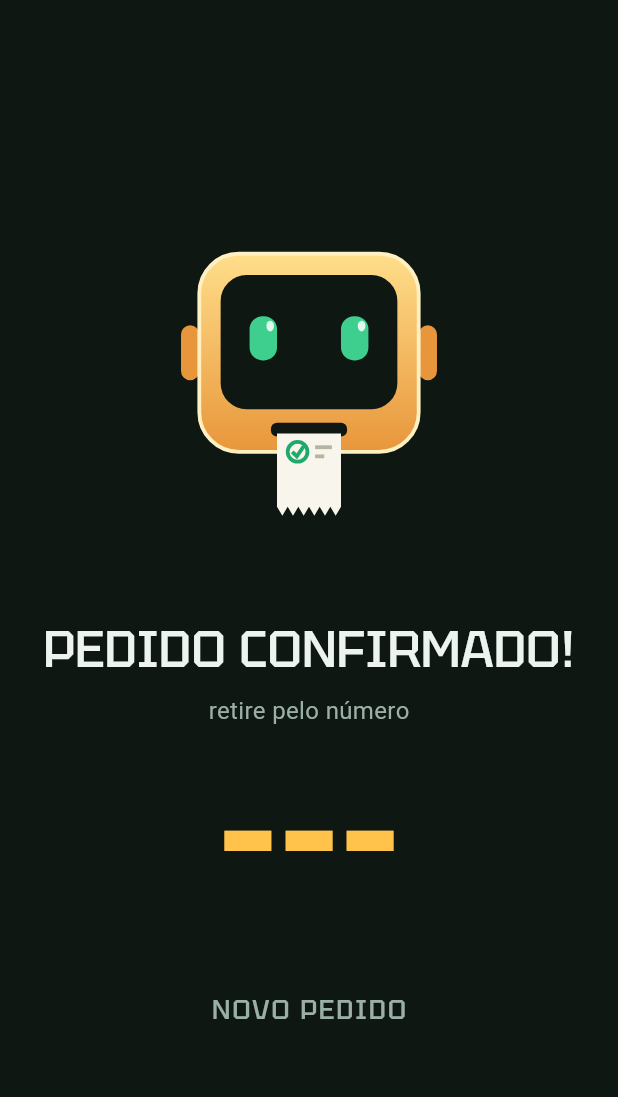
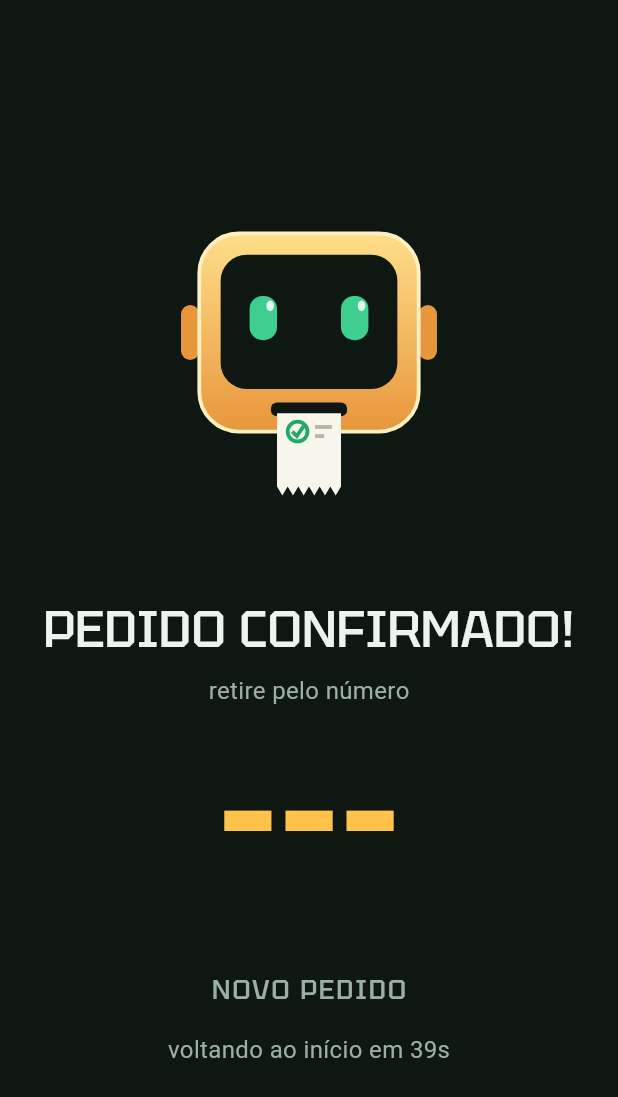
Before and after one commit to rodrigotjf1-boop/gogem, a Flutter app: the ConfirmacaoScreen screen opened by its route, on a phone screen of 412 x 824 dp. Shown: the top 1097 px of the screen. Run offline on Flutter 3.47's test engine with Material 3 defaults, Android fonts, the phone set to English and light mode, and no system bars; our stand-ins replace cached_network_image, flutter_riverpod, go_router, package_info_plus, qr_flutter and 2 more; missing offline and left inert: dart:ffi, in_app_update, win32, window_manager; accounts and stored records are empty; network calls fail.

Commit message:
feat(totem): contador 40s na confirmação + guia ao caixa (dinheiro)
- confirmação: auto-retorno ao descanso em 40s com CONTADOR VISÍVEL (era 8s)
- dinheiro: caixa 'PAGUE NO CAIXA PARA RETIRAR' na confirmação (padrão + GoGen)
- rota /confirmacao ganha ?dinheiro=1
- teste: ajusta espera do auto-retorno (41s); bump 0.5.23+28

Co-Authored-By: Claude Opus 4.8 <noreply@anthropic.com>

```diff
--- a/apps/kiosk/lib/core/router.dart
+++ b/apps/kiosk/lib/core/router.dart
@@ -44,7 +44,8 @@ final router = GoRouter(
         path: '/confirmacao',
         builder: (_, s) => ConfirmacaoScreen(
             senha: s.uri.queryParameters['senha'] ?? '---',
-            impresso: s.uri.queryParameters['impresso'] != '0')),
+            impresso: s.uri.queryParameters['impresso'] != '0',
+            dinheiro: s.uri.queryParameters['dinheiro'] == '1')),
     GoRoute(path: '/admin', builder: (_, __) => const AdminGateScreen()),
     GoRoute(path: '/admin/painel', builder: (_, __) => const AdminPanelScreen()),
   ],
--- a/apps/kiosk/lib/features/pedido/confirmacao_screen.dart
+++ b/apps/kiosk/lib/features/pedido/confirmacao_screen.dart
@@ -10,12 +10,19 @@ import '../gogen/gogen_sucesso.dart';
 
 /// Pedido confirmado: o robô "imprime" (paperExtent 0→1, animação única — sem
 /// loop, seguro para pumpAndSettle) e a SENHA aparece em fonte gigante.
-/// Auto-retorno ao descanso em 8s (regra da tela: senha visível mesmo se a
-/// impressora falhar — antecipa o comportamento da F4).
+/// Auto-retorno ao descanso em 40s com CONTADOR VISÍVEL (a senha fica visível
+/// mesmo se a impressora falhar). Em `dinheiro`, guia o cliente ao caixa.
 class ConfirmacaoScreen extends ConsumerStatefulWidget {
-  const ConfirmacaoScreen({super.key, required this.senha, this.impresso = true});
+  const ConfirmacaoScreen(
+      {super.key,
+      required this.senha,
+      this.impresso = true,
+      this.dinheiro = false});
   final String senha;
   final bool impresso;
+
+  /// Pagamento em dinheiro: exibe a orientação de pagar no caixa.
+  final bool dinheiro;
   @override
   ConsumerState<ConfirmacaoScreen> createState() => _ConfirmacaoScreenState();
 }
@@ -25,19 +32,31 @@ class _ConfirmacaoScreenState extends ConsumerState<ConfirmacaoScreen>
   late final AnimationController _print = AnimationController(
       vsync: this, duration: const Duration(milliseconds: 1400))
     ..forward();
-  Timer? _volta;
+
+  static const int _totalSeg = 40;
+  int _segundos = _totalSeg;
+  Timer? _tick;
 
   @override
   void initState() {
     super.initState();
-    _volta = Timer(const Duration(seconds: 8), () {
-      if (mounted) context.go('/descanso');
+    // Contador decrescente (40s) até voltar ao descanso — visível na tela.
+    _tick = Timer.periodic(const Duration(seconds: 1), (t) {
+      if (!mounted) {
+        t.cancel();
+        return;
+      }
+      setState(() => _segundos = _segundos > 0 ? _segundos - 1 : 0);
+      if (_segundos <= 0) {
+        t.cancel();
+        context.go('/descanso');
+      }
     });
   }
 
   @override
   void dispose() {
-    _volta?.cancel();
+    _tick?.cancel();
     _print.dispose();
     super.dispose();
   }
@@ -53,6 +72,8 @@ class _ConfirmacaoScreenState extends ConsumerState<ConfirmacaoScreen>
           senha: widget.senha,
           impresso: widget.impresso,
           entrada: _print.value,
+          dinheiro: widget.dinheiro,
+          segundos: _segundos,
           onNovoPedido: () => context.go('/descanso'),
         ),
       );
@@ -77,6 +98,34 @@ class _ConfirmacaoScreenState extends ConsumerState<ConfirmacaoScreen>
             Text('PEDIDO CONFIRMADO!', style: t.headlineMedium),
             const SizedBox(height: 8),
             Text('retire pelo número', style: t.bodyMedium),
+            if (widget.dinheiro)
+              Padding(
+                padding: const EdgeInsets.fromLTRB(24, 14, 24, 0),
+                child: Container(
+                  key: const ValueKey('aviso-caixa'),
+                  padding:
+                      const EdgeInsets.symmetric(horizontal: 20, vertical: 12),
+                  decoration: BoxDecoration(
+                    color: GogemColors.cheese.withValues(alpha: 0.12),
+                    border: Border.all(color: GogemColors.cheese, width: 2),
+                    borderRadius: BorderRadius.circular(14),
+                  ),
+                  child: Column(mainAxisSize: MainAxisSize.min, children: [
+                    const Icon(Icons.point_of_sale,
+                        color: GogemColors.cheese, size: 40),
+                    const SizedBox(height: 8),
+                    Text('PAGUE NO CAIXA PARA RETIRAR',
+                        style: t.titleLarge?.copyWith(
+                            color: GogemColors.ink,
+                            fontWeight: FontWeight.bold)),
+                    const SizedBox(height: 4),
+                    Text('dirija-se ao caixa, informe a senha e efetue o pagamento',
+                        textAlign: TextAlign.center,
+                        style: t.bodyMedium?.copyWith(
+                            color: GogemColors.inkDim)),
+                  ]),
+                ),
+              ),
             if (!widget.impresso)
               Padding(
                 padding: const EdgeInsets.only(top: 10),
@@ -104,6 +153,10 @@ class _ConfirmacaoScreenState extends ConsumerState<ConfirmacaoScreen>
               child: const Text('NOVO PEDIDO',
                   style: TextStyle(color: GogemColors.inkDim, fontSize: 18)),
             ),
+            const SizedBox(height: 4),
+            Text('voltando ao início em ${_segundos}s',
+                key: const ValueKey('contador-standby'),
+                style: t.bodyMedium?.copyWith(color: GogemColors.inkDim)),
                     ]),
               ),
             ),
--- a/apps/kiosk/lib/features/pedido/pagamento_screen.dart
+++ b/apps/kiosk/lib/features/pedido/pagamento_screen.dart
@@ -293,7 +293,9 @@ class _PagamentoScreenState extends ConsumerState<PagamentoScreen> {
     ref.read(cartProvider.notifier).limpar();
     ref.read(checkoutProvider.notifier).limpar();
     if (mounted) {
-      context.go('/confirmacao?senha=$senha&impresso=${impresso ? 1 : 0}');
+      final dinheiro = pedido.forma == FormaPagamento.dinheiro ? 1 : 0;
+      context.go(
+          '/confirmacao?senha=$senha&impresso=${impresso ? 1 : 0}&dinheiro=$dinheiro');
     }
   }
 
--- a/apps/kiosk/pubspec.yaml
+++ b/apps/kiosk/pubspec.yaml
@@ -1,7 +1,7 @@
 name: gogem_kiosk
 description: "GoGeM - app de autoatendimento (totem) by DMS"
 publish_to: "none"
-version: 0.5.22+27
+version: 0.5.23+28
 
 environment:
   sdk: ">=3.3.0 <4.0.0"
```
Also changed, not shown: apps/kiosk/lib/features/gogen/gogen_sucesso.dart (+51 -0 lines), 1 other file.
